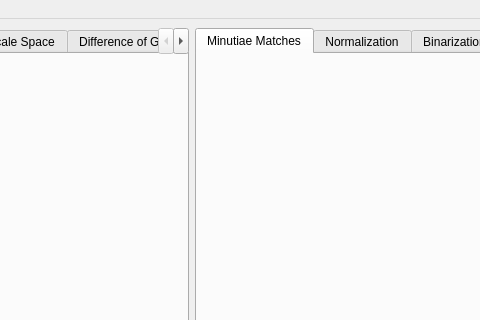
Mini-Sylar/Fingerprint-Matching-System, file Algorithms/GUI/AlgorithmExamination.ui: the form before one commit; both pictures show x 187 to 667 and y 0 to 320 of the 757 by 619 pixel window.
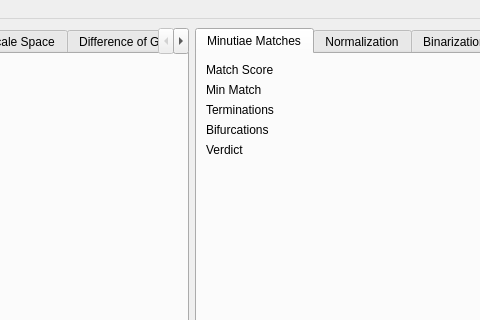
The form after the commit.

Patch:
```diff
--- a/Algorithms/GUI/AlgorithmExamination.ui
+++ b/Algorithms/GUI/AlgorithmExamination.ui
@@ -223,6 +223,85 @@
          <attribute name="title">
           <string>Minutiae Matches</string>
          </attribute>
+         <layout class="QVBoxLayout" name="verticalLayout_3">
+          <item>
+           <layout class="QVBoxLayout" name="min_matches_layout"/>
+          </item>
+          <item>
+           <layout class="QFormLayout" name="min_match_info">
+            <item row="0" column="0">
+             <widget class="QLabel" name="min_match_score">
+              <property name="text">
+               <string>Match Score</string>
+              </property>
+             </widget>
+            </item>
+            <item row="0" column="1">
+             <widget class="QLabel" name="min_score_value">
+              <property name="text">
+               <string/>
+              </property>
+             </widget>
+            </item>
+            <item row="1" column="0">
+             <widget class="QLabel" name="label_8">
+              <property name="text">
+               <string>Min Match</string>
+              </property>
+             </widget>
+            </item>
+            <item row="1" column="1">
+             <widget class="QLabel" name="minutiae_min_match">
+              <property name="text">
+               <string/>
+              </property>
+             </widget>
+            </item>
+            <item row="2" column="0">
+             <widget class="QLabel" name="label_11">
+              <property name="text">
+               <string>Terminations</string>
+              </property>
+             </widget>
+            </item>
+            <item row="2" column="1">
+             <widget class="QLabel" name="minutiae_terminations">
+              <property name="text">
+               <string/>
+              </property>
+             </widget>
+            </item>
+            <item row="3" column="0">
+             <widget class="QLabel" name="label_13">
+              <property name="text">
+               <string>Bifurcations</string>
+              </property>
+             </widget>
+            </item>
+            <item row="3" column="1">
+             <widget class="QLabel" name="minutiae_bifurcations">
+              <property name="text">
+               <string/>
+              </property>
+             </widget>
+            </item>
+            <item row="4" column="0">
+             <widget class="QLabel" name="label_15">
+              <property name="text">
+               <string>Verdict</string>
+              </property>
+             </widget>
+            </item>
+            <item row="4" column="1">
+             <widget class="QLabel" name="minutiae_verdict">
+              <property name="text">
+               <string/>
+              </property>
+             </widget>
+            </item>
+           </layout>
+          </item>
+         </layout>
         </widget>
         <widget class="QWidget" name="Normalize">
          <attribute name="title">
```
